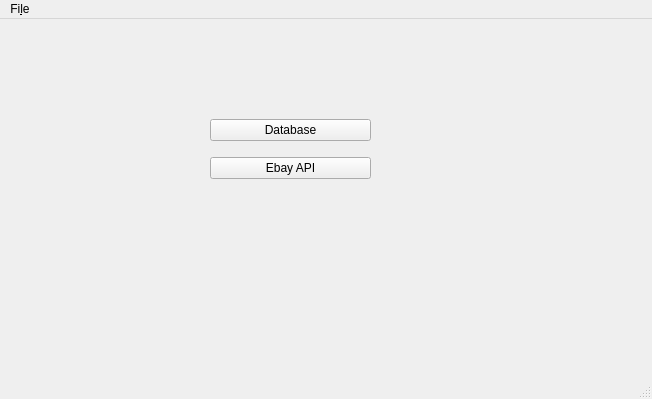
First picture: the form in gui/ui_mainwindow.ui, repository KhalidWKhedr/Ebay-Scalper, before the edit.
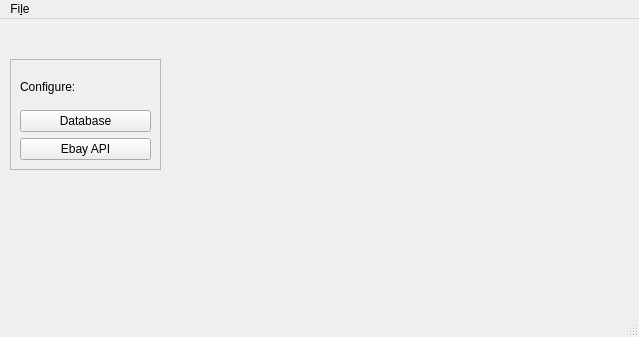
Second picture: the form after the edit.

The edit to the form file:
```diff
--- a/gui/ui_mainwindow.ui
+++ b/gui/ui_mainwindow.ui
@@ -6,32 +6,45 @@
    <rect>
     <x>0</x>
     <y>0</y>
-    <width>652</width>
-    <height>399</height>
+    <width>639</width>
+    <height>337</height>
    </rect>
   </property>
   <property name="windowTitle">
    <string>MainWindow</string>
   </property>
   <widget class="QWidget" name="centralwidget">
-   <widget class="QWidget" name="layoutWidget">
+   <widget class="QFrame" name="frame_configuration_main">
     <property name="geometry">
      <rect>
-      <x>210</x>
-      <y>90</y>
-      <width>161</width>
-      <height>81</height>
+      <x>10</x>
+      <y>40</y>
+      <width>151</width>
+      <height>111</height>
      </rect>
     </property>
-    <layout class="QVBoxLayout" name="verticalLayout">
-     <item>
+    <property name="frameShape">
+     <enum>QFrame::Shape::StyledPanel</enum>
+    </property>
+    <property name="frameShadow">
+     <enum>QFrame::Shadow::Raised</enum>
+    </property>
+    <layout class="QGridLayout" name="gridLayout">
+     <item row="0" column="0">
+      <widget class="QLabel" name="label_configure">
+       <property name="text">
+        <string>Configure:</string>
+       </property>
+      </widget>
+     </item>
+     <item row="1" column="0">
       <widget class="QPushButton" name="button_DATABASE">
        <property name="text">
         <string>Database</string>
        </property>
       </widget>
      </item>
-     <item>
+     <item row="2" column="0">
       <widget class="QPushButton" name="button_EBAY">
        <property name="text">
         <string>Ebay API</string>
@@ -46,7 +59,7 @@
     <rect>
      <x>0</x>
      <y>0</y>
-     <width>652</width>
+     <width>639</width>
      <height>31</height>
     </rect>
    </property>
```
